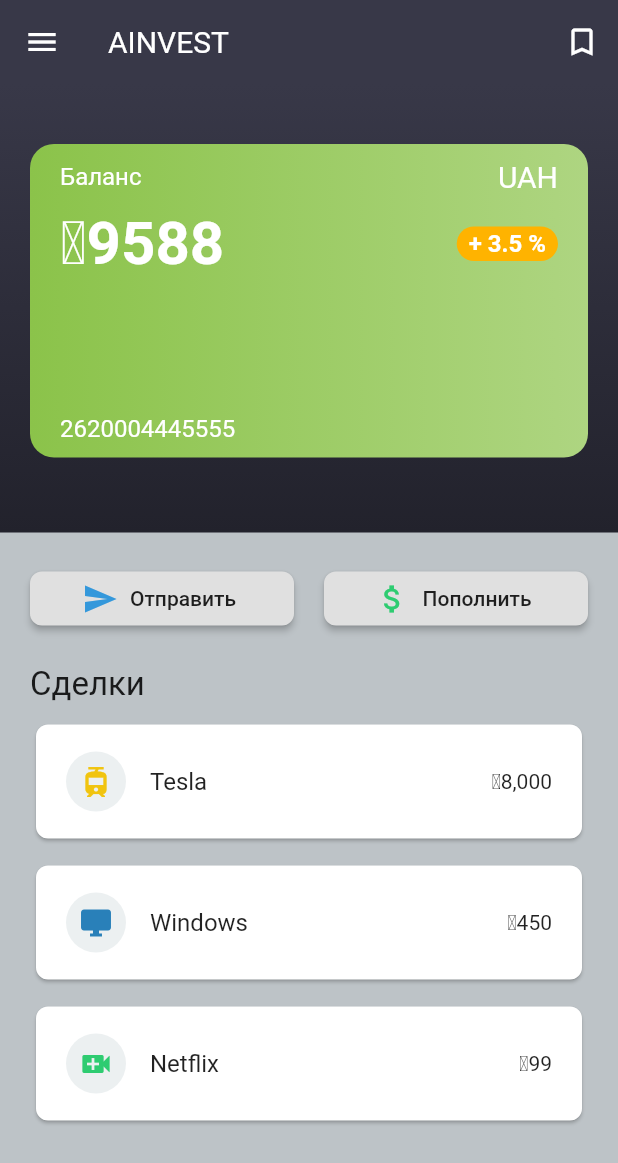
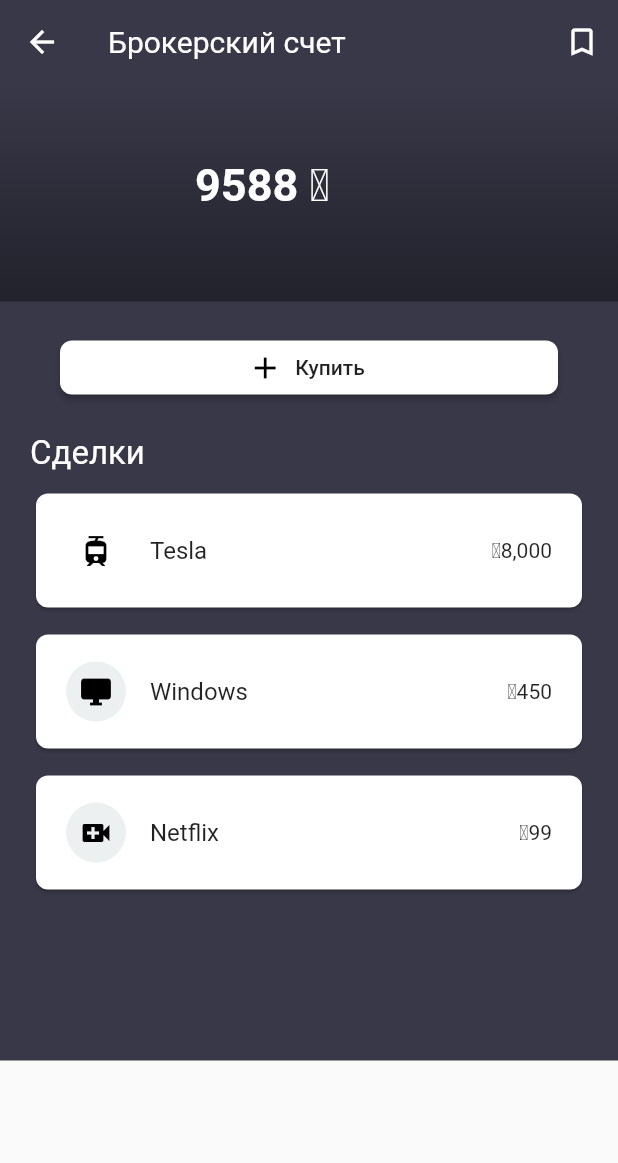
Before and after one commit to AleksandraMazai/ourFlutterApp, a Flutter app: the NewScreen screen opened directly, on a phone screen of 412 x 824 dp. Shown: the top 1163 px of the screen. Run offline on Flutter 3.47's test engine with Material 2 defaults, Android fonts, the phone set to English and light mode, and no system bars; our stand-ins replace flutter_svg, local_auth; missing offline and left inert: adobe_xd.

Commit message:
new portfolio

```diff
--- a/lib/XDnotification.dart
+++ b/lib/XDnotification.dart
@@ -92,14 +92,14 @@ class NewScreen extends StatelessWidget {
   Widget build(BuildContext context) {
     return Scaffold(
       appBar: AppBar(
-        title: Text("AINVEST"),
+        title: Text("Брокерский счет"),
         actions: <Widget>[
           IconButton(
             icon: Icon(Icons.bookmark_border),
             onPressed: () {
               showDialog(context: context,
               builder: (_) => AlertDialog(
-                title: Text("In Work"),
+                title: Text("Best APP in Ukraine!"),
                 content: const Text(" "),
                 actions: <Widget>[
                   FlatButton(
@@ -127,56 +127,8 @@ class NewScreen extends StatelessWidget {
           color: Colors.white,
         ),
       ),
-      drawer: Drawer(
-        child: ListView(
-          children: <Widget>[
-            UserAccountsDrawerHeader(
-              decoration: BoxDecoration(
-            gradient: LinearGradient(
-            begin: Alignment(0.0, -1.0),
-        end: Alignment(0.0, 1.0),
-        colors: [const Color(0xff383848), const Color(0xff22222c)],
-        stops: [0.0, 1.0],
-      ),
-    ),
-              accountEmail: Text("SKHLYZIN@gmail.com", style: TextStyle(color: Colors.white)),
-              accountName: Text("Хлызин Станислав", style: TextStyle(color: Colors.white)),
-              currentAccountPicture: CircleAvatar(
-                backgroundColor: Colors.white,
-                child: ClipRRect(
-                  borderRadius: BorderRadius.circular(50),
-                  child: Image(
-                    image: NetworkImage(
-                        "https://lh3.googleusercontent.com/-SqSvnGM5YvY/AAAAAAAAAAI/AAAAAAAAAAA/AMZuucmG-q9Ui6DYCiKVB3pEa4T8RQf96g/photo.jpg?sz=46"),
-                  ),
-                ),
-              ),
-            ),
-            ListTile(
-              title: Text("Портфель"),
-              onTap: () {},
-            ),
-            ListTile(
-              title: Text("Купить"),
-              onTap: () {},
-            ),
-            ListTile(
-              title: Text("Чат"),
-              onTap: () {},
-            ),
-            ListTile(
-              title: Text("Еще"),
-              onTap: () {},
-            ),
-            ListTile(
-              title: Text("Настройки"),
-              onTap: () {},
-            ),
-          ],
-        ),
-      ),
       body: Container(
-        color: Color(0xFFbdc3c7),
+        color: Color(0xff383848),
         width: MediaQuery.of(context).size.width,
         child: SingleChildScrollView(
 
@@ -198,97 +150,32 @@ class NewScreen extends StatelessWidget {
                   child: Column(
                     children: <Widget>[
 
+
+
                       Container(
-                        margin: EdgeInsets.symmetric(horizontal: 20,vertical: 10,),
+                        margin: EdgeInsets.symmetric(horizontal: 60,),
                         child: Row(
                           mainAxisAlignment: MainAxisAlignment.spaceBetween,
                           children: <Widget>[
+
                             Text(
-                              "Баланс",
+                              "9588 \₴",
                               style: TextStyle(
-                                color: Colors.white,
-                                fontSize: 16,
-                              ),
-                            ),
-                            Text(
-                              "UAH",
-                              style: TextStyle(
-                                color: Colors.white,
-                                fontSize: 20,
+                                  color: Colors.white,
+                                  fontSize: 30,
+                                  fontWeight: FontWeight.bold,
                               ),
                             ),
                           ],
                         ),
                       ),
-
-                      Container(
-                        margin: EdgeInsets.symmetric(horizontal: 20,),
-                        child: Row(
-                          mainAxisAlignment: MainAxisAlignment.spaceBetween,
-                          children: <Widget>[
-
-                            Text(
-                              "\₴9588 ",
-                              style: TextStyle(
-                                  color: Colors.white,
-                                  fontSize: 40,
-                                  fontWeight: FontWeight.bold
-                              ),
-                            ),
-
-                            Container(
-                              decoration: BoxDecoration(
-                                color: Color(0xFFFFB300),
-                                borderRadius: BorderRadius.circular(16),
-                              ),
-                              padding: EdgeInsets.symmetric(horizontal: 8, vertical: 2),
-                              child: Text(
-                                "+ 3.5 %",
-                                style: TextStyle(
-                                    color: Colors.white,
-                                    fontSize: 16,
-                                    fontWeight: FontWeight.bold
-                                ),
-                              ),
-                            ),
-
-                          ],
-                        ),
-                      ),
-
-                      SizedBox(height: 80,),
-
-                      Container(
-                        margin: EdgeInsets.symmetric(horizontal: 20,vertical: 10),
-                        child: Row(
-                          children: <Widget>[
-                            Text(
-                              "2620004445555",
-                              style: TextStyle(
-                                color: Colors.white,
-                                fontSize: 16,
-                              ),
-                            ),
-                          ],
-                        ),
-                      ),
-
                     ],
                   ),
                   margin: EdgeInsets.symmetric(
-                    horizontal: 20,
-                    vertical: 40,
-                  ),
+                  horizontal: 70,
+                  vertical: 50,
+                ),
                   width: MediaQuery.of(context).size.width,
-                  decoration: BoxDecoration(
-                    borderRadius: BorderRadius.circular(16),
-                    gradient: LinearGradient(
-                      colors: [
-                        Color(0xFF8BC34A),
-                        Color(0xFFAED581),
-                      ],
-                    ),
-                  ),
                 ),
               ),
 
@@ -300,12 +187,13 @@ class NewScreen extends StatelessWidget {
                   mainAxisAlignment: MainAxisAlignment.spaceEvenly,
                   children: <Widget>[
 
-
+                    SizedBox(width: 20,),
                     Expanded(
                       child: RaisedButton.icon(
+                        color: Colors.white,
                         onPressed: (){},
-                        icon: Icon(Icons.send, color: Color(0xff3498db),),
-                        label: Text("Отправить"),
+                        icon: Icon(Icons.add, color: Colors.black,),
+                        label: Text("Купить"),
                         shape: RoundedRectangleBorder(
                           borderRadius: BorderRadius.circular(8),
                         ),
@@ -314,16 +202,6 @@ class NewScreen extends StatelessWidget {
 
                     SizedBox(width: 20,),
 
-                    Expanded(
-                      child: RaisedButton.icon(
-                        onPressed: (){},
-                        icon: Icon(Icons.attach_money, color: Color(0xFF2ecc71),),
-                        label: Text("Пополнить"),
-                        shape: RoundedRectangleBorder(
-                          borderRadius: BorderRadius.circular(8),
-                        ),
-                      ),
-                    ),
 
                   ],
                 ),
@@ -333,7 +211,7 @@ class NewScreen extends StatelessWidget {
               Container(
                 margin: EdgeInsets.symmetric(horizontal: 20,),
                 alignment: Alignment.topLeft,
-                child: Text("Сделки", style: TextStyle(fontSize: 22,),),
+                child: Text("Сделки", style: TextStyle(color: Colors.white, fontSize: 22,),),
               ),
 
               Container(
@@ -348,8 +226,8 @@ class NewScreen extends StatelessWidget {
                       child: ListTile(
                         contentPadding: EdgeInsets.symmetric(horizontal: 20, vertical: 10),
                         leading: CircleAvatar(
-                          backgroundColor: Color(0xffecf0f1),
-                          child: Icon(Icons.tram, color: Color(0xFFf1c40f),),
+                          backgroundColor: Colors.white,
+                          child: Icon(Icons.tram, color: Colors.black,),
                         ),
                         title: Text("Tesla"),
                         trailing: Text("\₴8,000"),
@@ -366,7 +244,7 @@ class NewScreen extends StatelessWidget {
                         contentPadding: EdgeInsets.symmetric(horizontal: 20, vertical: 10),
                         leading: CircleAvatar(
                           backgroundColor: Color(0xffecf0f1),
-                          child: Icon(Icons.desktop_windows, color: Color(0xFF2980b9),),
+                          child: Icon(Icons.desktop_windows, color: Colors.black,),
                         ),
                         title: Text("Windows"),
                         trailing: Text("\₴450"),
@@ -383,7 +261,7 @@ class NewScreen extends StatelessWidget {
                         contentPadding: EdgeInsets.symmetric(horizontal: 20, vertical: 10),
                         leading: CircleAvatar(
                           backgroundColor: Color(0xffecf0f1),
-                          child: Icon(Icons.video_call, color: Color(0xff2ecc71),),
+                          child: Icon(Icons.video_call, color: Colors.black,),
                         ),
                         title: Text("Netflix"),
                         trailing: Text("\₴99"),
```
